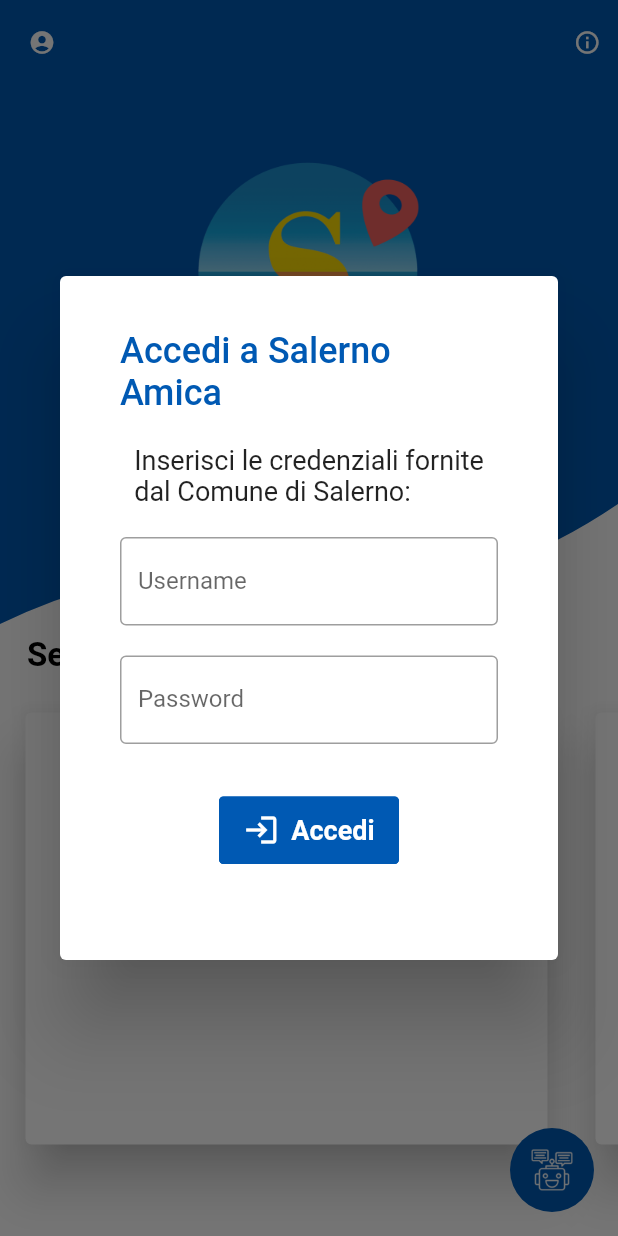
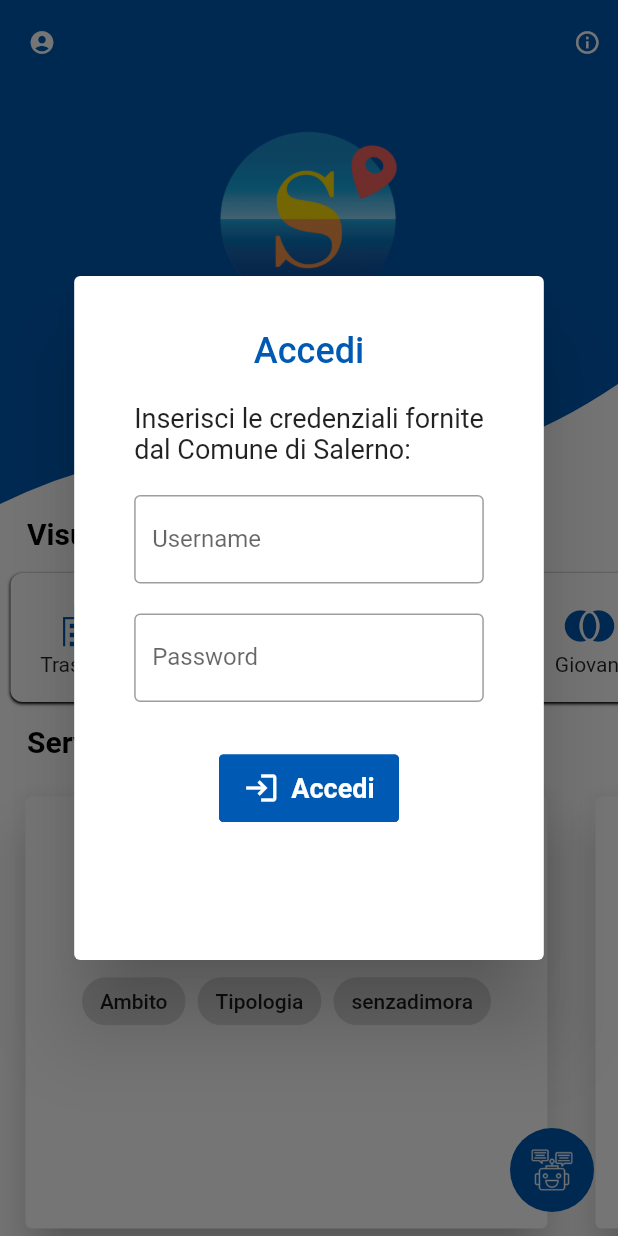
Before and after one commit to FedericoRipoli/EMAD2022_2023-8, a Flutter app: the Home screen opened directly, after a tap on the "account circle" icon, on a phone screen of 412 x 824 dp. Run offline on Flutter 3.47's test engine with Material 2 defaults, Android fonts, the phone set to English and light mode, and no system bars; drawn by our look-alikes of getwidget; our stand-ins replace after_layout, avatar_glow, bubble, flutter_chat_types, flutter_chat_ui, flutter_custom_clippers and 10 more; accounts and stored records are empty; project files that could hold a hidden picture were left out.

Commit message:
add list Ambiti

```diff
--- a/sws_frontend/lib/components/CardList.dart
+++ b/sws_frontend/lib/components/CardList.dart
@@ -23,7 +23,7 @@ class CardList extends StatelessWidget {
                   "$itemLabel più recenti",
                   style: const TextStyle(
                       color: Colors.black,
-                      fontSize: 22,
+                      fontSize: 20,
                       fontWeight: FontWeight.bold),
                 ),
               ),
@@ -35,7 +35,7 @@ class CardList extends StatelessWidget {
           //height: height! * .25 < 170 ? height! * .25 : 170,
           //height: height! * .25 < 300 ? height! * .25 : 300,
           child: ConstrainedBox(
-            constraints: const BoxConstraints(maxHeight: 370, minHeight: 120),
+            constraints: const BoxConstraints(maxHeight: 350, minHeight: 120),
             child: ListView.builder(
                 itemBuilder: (context, index) => itemList[index],
                 shrinkWrap: true,
--- /dev/null
+++ b/sws_frontend/lib/components/CardListAmbiti.dart
@@ -0,0 +1,90 @@
+import 'package:flutter/material.dart';
+import 'package:frontend_sws/main.dart';
+
+class CardListAmbiti extends StatelessWidget {
+  const CardListAmbiti({Key? key}) : super(key: key);
+
+  @override
+  Widget build(BuildContext context) {
+    List<Widget> itemList = [
+      ChipAmbito(label: "Trasporto", icon: Icons.emoji_transportation),
+      ChipAmbito(label: "Mensa", icon: Icons.food_bank),
+      ChipAmbito(label: "Assistenza", icon: Icons.help_center),
+      ChipAmbito(label: "Giovani", icon: Icons.join_full)
+    ];
+
+    return Column(
+      children: <Widget>[
+        Padding(
+          padding: const EdgeInsets.all(8.0),
+          child: Row(
+            mainAxisSize: MainAxisSize.max,
+            mainAxisAlignment: MainAxisAlignment.spaceBetween,
+            children: <Widget>[
+              Container(
+                padding: const EdgeInsets.only(left: 10),
+                child: const Text(
+                  "Visualizza per Ambito",
+                  style: TextStyle(
+                      color: Colors.black,
+                      fontSize: 20,
+                      fontWeight: FontWeight.bold),
+                ),
+              ),
+              const Spacer(),
+            ],
+          ),
+        ),
+        SizedBox(
+          //height: height! * .25 < 170 ? height! * .25 : 170,
+          //height: height! * .25 < 300 ? height! * .25 : 300,
+          child: ConstrainedBox(
+            constraints: const BoxConstraints(maxHeight: 100, minHeight: 50),
+            child: ListView.builder(
+                itemBuilder: (context, index) => itemList[index],
+                shrinkWrap: true,
+                padding: const EdgeInsets.all(1.0),
+                itemCount: itemList.length,
+                scrollDirection: Axis.horizontal),
+          ),
+        ),
+      ],
+    );
+  }
+}
+
+class ChipAmbito extends StatelessWidget {
+  final String label;
+  final IconData icon;
+  const ChipAmbito({Key? key, required this.label, required this.icon})
+      : super(key: key);
+
+  @override
+  Widget build(BuildContext context) {
+    return Container(
+      alignment: Alignment.center,
+      width: 100,
+      padding: EdgeInsets.all(3),
+      margin: EdgeInsets.all(6),
+      decoration: BoxDecoration(
+        color: Colors.white,
+        borderRadius: BorderRadius.circular(8),
+        boxShadow: const [
+          BoxShadow(
+              color: Colors.black, offset: Offset(0.0, 1.0), blurRadius: 1.0),
+        ],
+      ),
+      child: Column(
+        mainAxisAlignment: MainAxisAlignment.center,
+        children: [
+          Icon(
+            icon,
+            color: appTheme.primaryColor,
+            size: 36,
+          ),
+          Text(label)
+        ],
+      ),
+    );
+  }
+}
--- a/sws_frontend/lib/components/LoginForm.dart
+++ b/sws_frontend/lib/components/LoginForm.dart
@@ -45,7 +45,7 @@ class _LoginFormState extends State<LoginForm> {
                             alignment: Alignment.center,
                             padding: const EdgeInsets.all(10),
                             child: Text(
-                              'Accedi a Salerno Amica',
+                              'Accedi',
                               style: TextStyle(
                                   color: appTheme.primaryColor,
                                   fontWeight: FontWeight.w500,
@@ -75,7 +75,8 @@ class _LoginFormState extends State<LoginForm> {
                           child: TextField(
                             obscureText: true,
                             controller: passwordController,
-                            decoration: const InputDecoration(
+                            cursorColor: appTheme.primaryColor,
+                            decoration: InputDecoration(
                               border: OutlineInputBorder(),
                               labelText: 'Password',
                             ),
@@ -111,7 +112,9 @@ class _LoginFormState extends State<LoginForm> {
                             },
                             text: "Accedi",
                             textStyle: const TextStyle(
-                                fontWeight: FontWeight.bold, fontSize: 18),
+                                fontWeight: FontWeight.bold,
+                                fontSize: 18,
+                                color: Colors.white),
                             icon: const Icon(
                               Icons.login,
                               color: Colors.white,
@@ -125,10 +128,9 @@ class _LoginFormState extends State<LoginForm> {
                     width: 200,
                     alignment: Alignment.center,
                     child: Center(
-                        child: LoadingAnimationWidget.twistingDots(
-                      leftDotColor: appTheme.primaryColor,
-                      rightDotColor: appTheme.secondaryHeaderColor,
+                        child: LoadingAnimationWidget.staggeredDotsWave(
                       size: 80,
+                      color: appTheme.primaryColor,
                     )))));
   }
 }
--- a/sws_frontend/lib/components/Splash.dart
+++ b/sws_frontend/lib/components/Splash.dart
@@ -15,7 +15,9 @@ class Splash extends StatefulWidget {
 class SplashState extends State<Splash> with AfterLayoutMixin<Splash> {
   Future checkFirstSeen() async {
     await SharedPreferencesUtils.init();
-    bool seen = (SharedPreferencesUtils.prefs.getBool(SharedPreferencesUtils.splashViewed) ?? false);
+    bool seen = (SharedPreferencesUtils.prefs
+            .getBool(SharedPreferencesUtils.splashViewed) ??
+        false);
     SharedPreferencesUtils.prefs.remove(SharedPreferencesUtils.chatLog);
 
     if (seen) {
@@ -24,9 +26,9 @@ class SplashState extends State<Splash> with AfterLayoutMixin<Splash> {
           () => Navigator.of(context).pushReplacement(MaterialPageRoute(
               builder: (BuildContext context) => const InitApp())));
     } else {
-
-      await SharedPreferencesUtils.prefs.setBool(SharedPreferencesUtils.splashViewed, true);
-      if(mounted){
+      await SharedPreferencesUtils.prefs
+          .setBool(SharedPreferencesUtils.splashViewed, true);
+      if (mounted) {
         Navigator.of(context).pushReplacement(
             MaterialPageRoute(builder: (context) => const Introduction()));
       }
@@ -41,10 +43,9 @@ class SplashState extends State<Splash> with AfterLayoutMixin<Splash> {
     return Scaffold(
       backgroundColor: Colors.white,
       body: Center(
-          child: LoadingAnimationWidget.twistingDots(
-        leftDotColor: appTheme.primaryColor,
-        rightDotColor: appTheme.secondaryHeaderColor,
+          child: LoadingAnimationWidget.staggeredDotsWave(
         size: 80,
+        color: appTheme.primaryColor,
       )),
     );
   }
--- a/sws_frontend/lib/screens/HomeScreen.dart
+++ b/sws_frontend/lib/screens/HomeScreen.dart
@@ -1,5 +1,6 @@
 import 'package:flutter/material.dart';
 import 'package:flutter/services.dart';
+import 'package:frontend_sws/components/CardListAmbiti.dart';
 import 'package:frontend_sws/main.dart';
 import 'package:getwidget/getwidget.dart';
 
@@ -20,11 +21,10 @@ import 'package:frontend_sws/services/UserService.dart';
 
 class Home extends StatefulWidget {
   const Home({Key? key}) : super(key: key);
-  static String id='it.unisa.emad.comunesalerno.sws.ipageutil.Home';
+  static String id = 'it.unisa.emad.comunesalerno.sws.ipageutil.Home';
   @override
   State<Home> createState() => _HomeState();
 }
-
 
 class _HomeState extends State<Home> {
   final GlobalKey<ScaffoldState> _scaffoldKey = GlobalKey<ScaffoldState>();
@@ -36,7 +36,7 @@ class _HomeState extends State<Home> {
     return Scaffold(
       key: _scaffoldKey,
       endDrawerEnableOpenDragGesture: false,
-      drawer: userService.isLogged()?DrawerMenu(currentPage: Home.id):null,
+      drawer: userService.isLogged() ? DrawerMenu(currentPage: Home.id) : null,
       resizeToAvoidBottomInset: false,
       floatingActionButton: FloatingActionButton(
         elevation: 0,
@@ -107,24 +107,24 @@ class _HomeState extends State<Home> {
                 ClipPath(
                   clipper: Clipper08(),
                   child: Container(
-                    height: 360, //400
+                    height: 280, //400
                     color: appTheme.primaryColor,
                     child: Column(
                       children: <Widget>[
                         const SizedBox(
-                          height: 50,
+                          height: 30,
                         ),
                         Center(
                           child: Image.asset(
                             "assets/images/logo.png",
-                            width: 150,
-                            height: 150,
+                            width: 120,
+                            height: 120,
                           ),
                         ),
                         const Text(
-                          'Bentornatə in\nSalerno Amica!👋',
+                          'Bentornatə in Salerno Amica!👋',
                           style: TextStyle(
-                            fontSize: 28.0,
+                            fontSize: 20.0,
                             color: Colors.white,
                           ),
                           textAlign: TextAlign.center,
@@ -136,6 +136,7 @@ class _HomeState extends State<Home> {
                 )
               ],
             ),
+            const CardListAmbiti(),
             CardList(
               itemLabel: "Servizi",
               itemList: listServices,
```
